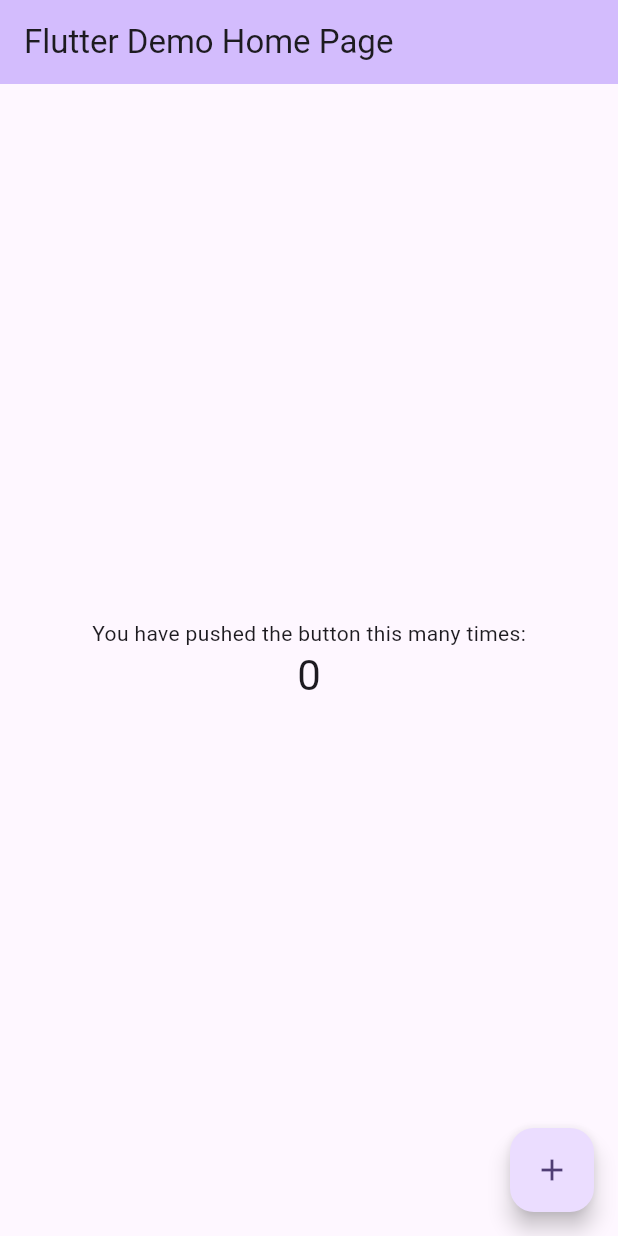
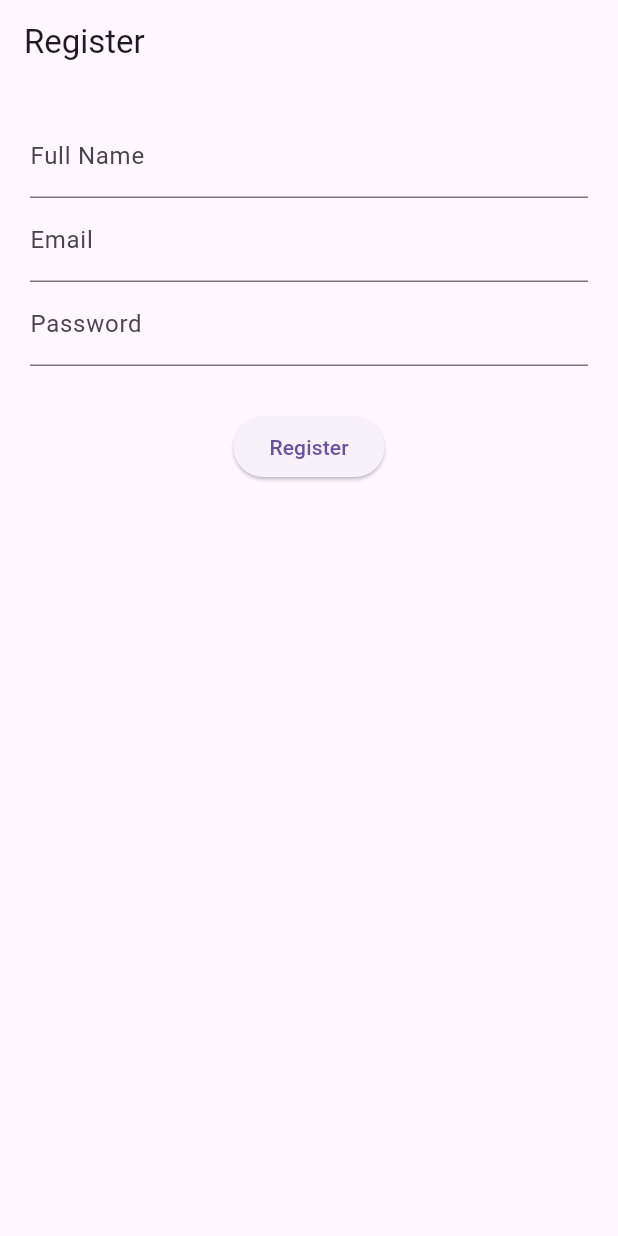
Before and after one commit to LazyOlaf/AHCI, a Flutter app: the screen it shows after launch, on a phone screen of 412 x 824 dp. Run offline on Flutter 3.47's test engine with Material 3 defaults, Android fonts, the light colour scheme and no system bars; our stand-ins replace camera, flutter_tts, geolocator; missing offline and left inert: flutter_vibrate, google_mlkit_object_detection.

Commit message:
basic functionality

```diff
--- a/analysis_options.yaml
+++ b/analysis_options.yaml
@@ -7,6 +7,9 @@
 
 # The following line activates a set of recommended lints for Flutter apps,
 # packages, and plugins designed to encourage good coding practices.
+analyzer:
+  errors:
+    depend_on_referenced_packages: ignore
 include: package:flutter_lints/flutter.yaml
 
 linter:
--- a/lib/main.dart
+++ b/lib/main.dart
@@ -1,122 +1,19 @@
 import 'package:flutter/material.dart';
+import 'registration_page.dart';
 
 void main() {
-  runApp(const MyApp());
+  runApp(MyApp());
 }
 
 class MyApp extends StatelessWidget {
   const MyApp({super.key});
 
-  // This widget is the root of your application.
   @override
   Widget build(BuildContext context) {
     return MaterialApp(
-      title: 'Flutter Demo',
-      theme: ThemeData(
-        // This is the theme of your application.
-        //
-        // TRY THIS: Try running your application with "flutter run". You'll see
-        // the application has a purple toolbar. Then, without quitting the app,
-        // try changing the seedColor in the colorScheme below to Colors.green
-        // and then invoke "hot reload" (save your changes or press the "hot
-        // reload" button in a Flutter-supported IDE, or press "r" if you used
-        // the command line to start the app).
-        //
-        // Notice that the counter didn't reset back to zero; the application
-        // state is not lost during the reload. To reset the state, use hot
-        // restart instead.
-        //
-        // This works for code too, not just values: Most code changes can be
-        // tested with just a hot reload.
-        colorScheme: ColorScheme.fromSeed(seedColor: Colors.deepPurple),
-      ),
-      home: const MyHomePage(title: 'Flutter Demo Home Page'),
+      title: 'Accessible Navigation',
+      theme: ThemeData(primarySwatch: Colors.blue),
+      home: RegistrationPage(),
     );
   }
 }
-
-class MyHomePage extends StatefulWidget {
-  const MyHomePage({super.key, required this.title});
-
-  // This widget is the home page of your application. It is stateful, meaning
-  // that it has a State object (defined below) that contains fields that affect
-  // how it looks.
-
-  // This class is the configuration for the state. It holds the values (in this
-  // case the title) provided by the parent (in this case the App widget) and
-  // used by the build method of the State. Fields in a Widget subclass are
-  // always marked "final".
-
-  final String title;
-
-  @override
-  State<MyHomePage> createState() => _MyHomePageState();
-}
-
-class _MyHomePageState extends State<MyHomePage> {
-  int _counter = 0;
-
-  void _incrementCounter() {
-    setState(() {
-      // This call to setState tells the Flutter framework that something has
-      // changed in this State, which causes it to rerun the build method below
-      // so that the display can reflect the updated values. If we changed
-      // _counter without calling setState(), then the build method would not be
-      // called again, and so nothing would appear to happen.
-      _counter++;
-    });
-  }
-
-  @override
-  Widget build(BuildContext context) {
-    // This method is rerun every time setState is called, for instance as done
-    // by the _incrementCounter method above.
-    //
-    // The Flutter framework has been optimized to make rerunning build methods
-    // fast, so that you can just rebuild anything that needs updating rather
-    // than having to individually change instances of widgets.
-    return Scaffold(
-      appBar: AppBar(
-        // TRY THIS: Try changing the color here to a specific color (to
-        // Colors.amber, perhaps?) and trigger a hot reload to see the AppBar
-        // change color while the other colors stay the same.
-        backgroundColor: Theme.of(context).colorScheme.inversePrimary,
-        // Here we take the value from the MyHomePage object that was created by
-        // the App.build method, and use it to set our appbar title.
-        title: Text(widget.title),
-      ),
-      body: Center(
-        // Center is a layout widget. It takes a single child and positions it
-        // in the middle of the parent.
-        child: Column(
-          // Column is also a layout widget. It takes a list of children and
-          // arranges them vertically. By default, it sizes itself to fit its
-          // children horizontally, and tries to be as tall as its parent.
-          //
-          // Column has various properties to control how it sizes itself and
-          // how it positions its children. Here we use mainAxisAlignment to
-          // center the children vertically; the main axis here is the vertical
-          // axis because Columns are vertical (the cross axis would be
-          // horizontal).
-          //
-          // TRY THIS: Invoke "debug painting" (choose the "Toggle Debug Paint"
-          // action in the IDE, or press "p" in the console), to see the
-          // wireframe for each widget.
-          mainAxisAlignment: MainAxisAlignment.center,
-          children: <Widget>[
-            const Text('You have pushed the button this many times:'),
-            Text(
-              '$_counter',
-              style: Theme.of(context).textTheme.headlineMedium,
-            ),
-          ],
-        ),
-      ),
-      floatingActionButton: FloatingActionButton(
-        onPressed: _incrementCounter,
-        tooltip: 'Increment',
-        child: const Icon(Icons.add),
-      ), // This trailing comma makes auto-formatting nicer for build methods.
-    );
-  }
-}
--- /dev/null
+++ b/lib/registration_page.dart
@@ -0,0 +1,65 @@
+import 'package:flutter/material.dart';
+import 'main_screen.dart'; // your main object detection/navigation screen
+
+class RegistrationPage extends StatefulWidget {
+  const RegistrationPage({super.key});
+
+  @override
+  _RegistrationPageState createState() => _RegistrationPageState();
+}
+
+class _RegistrationPageState extends State<RegistrationPage> {
+  final _formKey = GlobalKey<FormState>();
+  String name = '';
+  String email = '';
+  String password = '';
+
+  void _register() {
+    if (_formKey.currentState!.validate()) {
+      _formKey.currentState!.save();
+      // TODO: Replace with actual registration logic
+      Navigator.pushReplacement(
+        context,
+        MaterialPageRoute(builder: (_) => MainScreen(userName: name)),
+      );
+    }
+  }
+
+  @override
+  Widget build(BuildContext context) {
+    return Scaffold(
+      appBar: AppBar(title: Text('Register')),
+      body: Padding(
+        padding: const EdgeInsets.all(20.0),
+        child: Form(
+          key: _formKey,
+          child: Column(
+            children: [
+              TextFormField(
+                decoration: InputDecoration(labelText: 'Full Name'),
+                validator: (val) => val!.isEmpty ? 'Enter your name' : null,
+                onSaved: (val) => name = val!,
+              ),
+              TextFormField(
+                decoration: InputDecoration(labelText: 'Email'),
+                validator: (val) => val!.contains('@') ? null : 'Enter valid email',
+                onSaved: (val) => email = val!,
+              ),
+              TextFormField(
+                decoration: InputDecoration(labelText: 'Password'),
+                obscureText: true,
+                validator: (val) => val!.length < 6 ? 'Password too short' : null,
+                onSaved: (val) => password = val!,
+              ),
+              SizedBox(height: 30),
+              ElevatedButton(
+                onPressed: _register,
+                child: Text('Register'),
+              ),
+            ],
+          ),
+        ),
+      ),
+    );
+  }
+}
--- a/pubspec.yaml
+++ b/pubspec.yaml
@@ -33,6 +33,8 @@ dependencies:
   geolocator: ^14.0.0
   flutter_tts: ^4.2.2
   firebase_ml_vision: ^0.12.0+3
+  google_mlkit_object_detection: ^0.15.0
+  path_provider: ^2.0.14
   camera: ^0.11.1
   flutter_vibrate: ^1.0.0
   provider: ^6.0.0
```
Also changed, not shown: lib/main_screen.dart (added, +81 -0 lines), lib/object_detection_screen.dart (added, +76 -0 lines), pubspec.lock, 3 other files.
